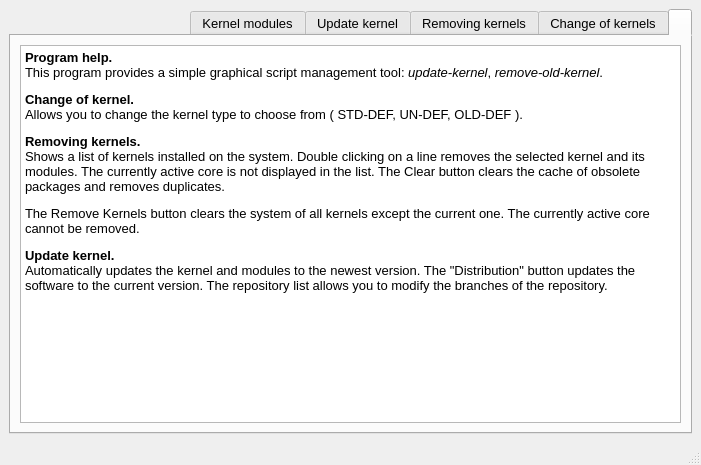
Koi-foo/kernel-manager, file ui/main_win.ui: the form before one commit.
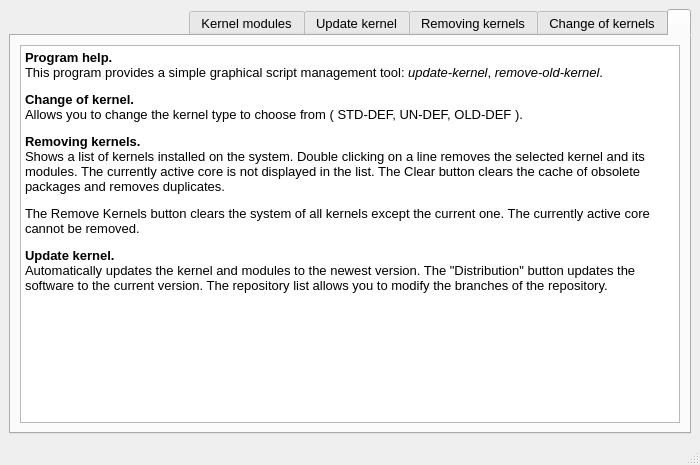
The form after the commit. Icons and pictures are not drawn.

Commit message: Updated translations and layouts

Diff of the .ui file:
```diff
--- a/ui/main_win.ui
+++ b/ui/main_win.ui
@@ -6,7 +6,7 @@
    <rect>
     <x>0</x>
     <y>0</y>
-    <width>701</width>
+    <width>700</width>
     <height>465</height>
    </rect>
   </property>
@@ -18,7 +18,7 @@
   </property>
   <property name="maximumSize">
    <size>
-    <width>800</width>
+    <width>950</width>
     <height>600</height>
    </size>
   </property>
```
Left out of the diff: 6 changed lines with no effect on the pictures. The commit also changes 6 other files.
